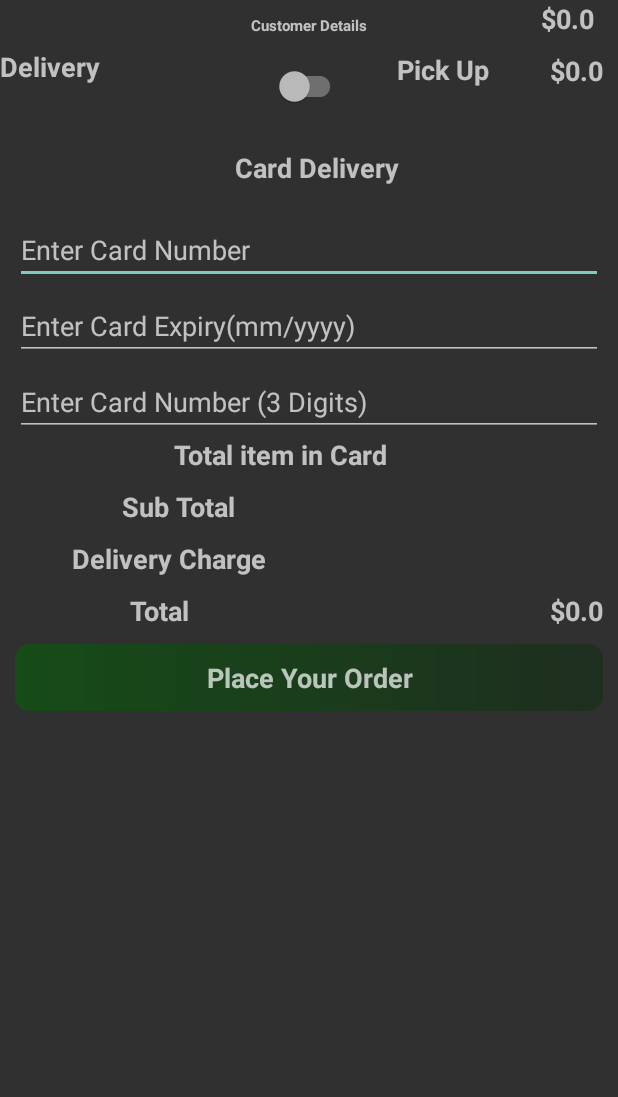
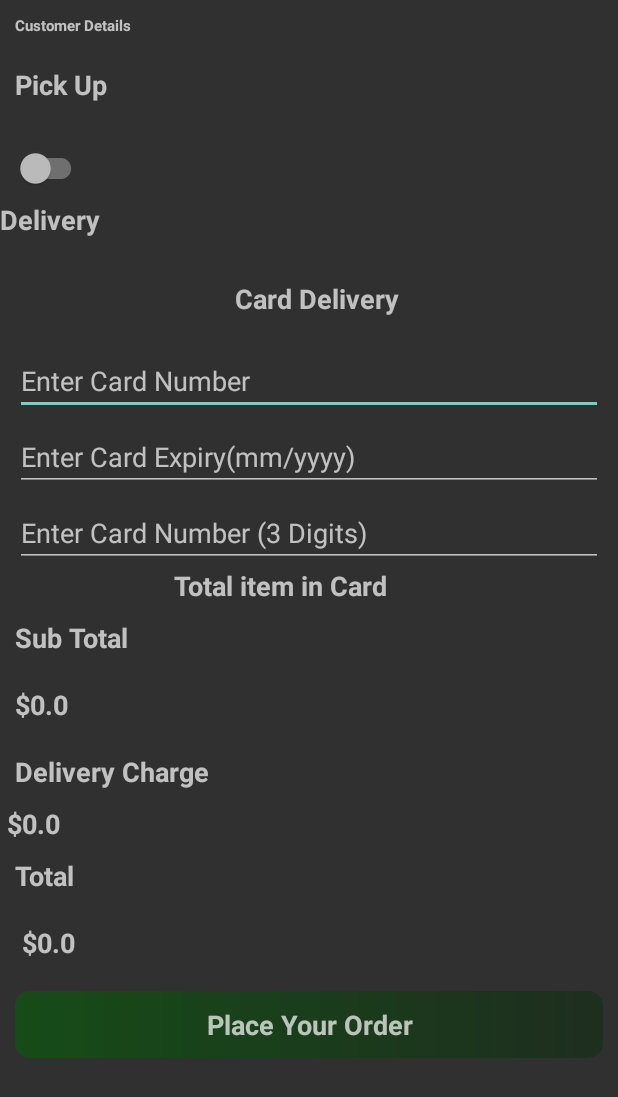
Before and after one commit to diyaajudiya/mainproject, an Android app: the PlaceYourOrderActivity screen opened directly, with no data from a screen before it, on a phone screen of 412 x 824 dp. Shown: the top 1097 px of the screen. Run offline under Robolectric (Android 15) with nearby library versions, the phone set to English and light mode, and no system bars; 4 statements that could not run were skipped.

Commit message:
me kairu te

```diff
--- a/app/build.gradle
+++ b/app/build.gradle
@@ -1,5 +1,6 @@
 plugins {
     id 'com.android.application'
+    id 'com.google.gms.google-services'
 }
 
 android {
@@ -40,6 +41,7 @@ dependencies {
     implementation 'androidx.constraintlayout:constraintlayout:2.1.4'
     implementation 'de.hdodenhof:circleimageview:3.1.0'
     implementation 'com.google.code.gson:gson:2.10.1'
+    implementation 'com.google.firebase:firebase-auth:22.1.1'
     testImplementation 'junit:junit:4.13.2'
     androidTestImplementation 'androidx.test.ext:junit:1.1.5'
     androidTestImplementation 'androidx.test.espresso:espresso-core:3.5.1'
--- a/app/src/main/java/com/example/foodfest/Adepters/Menulistadapter.java
+++ b/app/src/main/java/com/example/foodfest/Adepters/Menulistadapter.java
@@ -37,7 +37,7 @@ public class Menulistadapter extends RecyclerView.Adapter<Menulistadapter.Myview
     @NonNull
     @Override
     public Menulistadapter.Myviewholder onCreateViewHolder(@NonNull ViewGroup parent, int viewType) {
-        View view = LayoutInflater.from(parent.getContext()).inflate(R.layout.Menu_recycle_row,parent,false );
+        View view = LayoutInflater.from(parent.getContext()).inflate(R.layout.menu_recycle_row,parent,false );
         return new Myviewholder(view);
     }
 
@@ -141,4 +141,7 @@ public class Menulistadapter extends RecyclerView.Adapter<Menulistadapter.Myview
         public void  onUpdateCardClick(Menu Menu);
         public void  onRemoveFromCartClick(Menu Menu);
     }
+
+    private class Menu_recycle_row {
+    }
 }
--- a/app/src/main/java/com/example/foodfest/Adepters/PlaceYourOrderAdapter.java
+++ b/app/src/main/java/com/example/foodfest/Adepters/PlaceYourOrderAdapter.java
@@ -50,8 +50,7 @@ public class PlaceYourOrderAdapter extends RecyclerView.Adapter<PlaceYourOrderAd
 
 
         Glide.with(holder.thamimage)
-                .load(menuList.get(position).getUrl());
-        .into(holder.thamimage);
+                .load(menuList.get(position).getUrl()).into(holder.thamimage);
 
     }
 
--- a/app/src/main/java/com/example/foodfest/PlaceYourOrderActivity.java
+++ b/app/src/main/java/com/example/foodfest/PlaceYourOrderActivity.java
@@ -95,7 +95,7 @@ public class PlaceYourOrderActivity extends AppCompatActivity {
     }
     private  void calculateTotalAmount( Restaurantmodel restaurantmodel){
         float subTotalAmount = 0f;
-        for ((Menu menu:restaurantmodel.getMenus())){
+        for (Menu menu:restaurantmodel.getMenus()){
             subTotalAmount += Menu.getPrice()* Menu.getTotalInCard();
         }
         tvsubtotalAmount.setText("$"+String.format("%.2f",subTotalAmount));
--- a/app/src/main/res/layout/activity_place_youre_order.xml
+++ b/app/src/main/res/layout/activity_place_youre_order.xml
@@ -7,7 +7,8 @@
     tools:context=".PlaceYourOrderActivity">
 
 
-    <androidx.constraintlayout.widget.ConstraintLayout
+    <LinearLayout
+        android:orientation="vertical"
         android:layout_width="match_parent"
         android:layout_height="match_parent">
 
@@ -59,10 +60,8 @@
             android:text="Delivery"
             android:textSize="18sp"
             android:textStyle="bold"
-            app:layout_constraintStart_toEnd="@+id/swichDelivery"
-            app:layout_constraintTop_toBottomOf="@+id/tvCustomerDetail"
-            tools:ignore="MissingConstraints"
-            tools:layout_editor_absoluteX="87dp" />
+
+            />
 
         <EditText
             android:id="@+id/inputName"
@@ -315,5 +314,5 @@
             app:layout_constraintTop_toBottomOf="@+id/tvtotal" />
 
 
-    </androidx.constraintlayout.widget.ConstraintLayout>
+    </LinearLayout>
 </ScrollView>
```
Also changed, not shown: app/src/main/java/com/example/foodfest/sing_in.java (+4 -7 lines), app/src/main/res/layout/menu_recycle_row.xml (renamed from app/src/main/res/layout/Menu_recycle_row.xml, +11 -12 lines), build.gradle (+7 -3 lines), gradle/wrapper/gradle-wrapper.properties.
